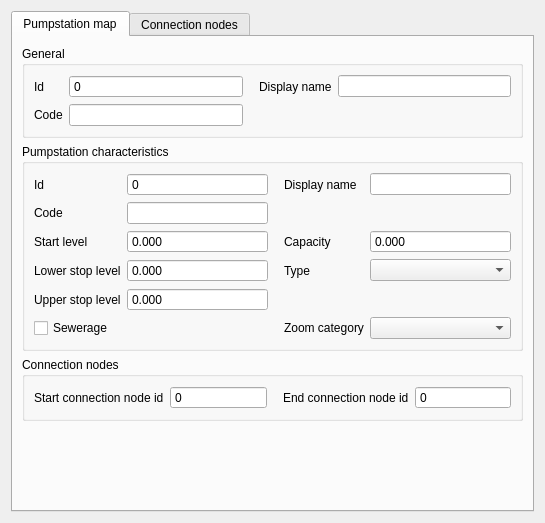
Qt form threedi_model_builder/forms/ui/pumpstation_map.ui (nens/threedi-schematisation-editor) before a commit.
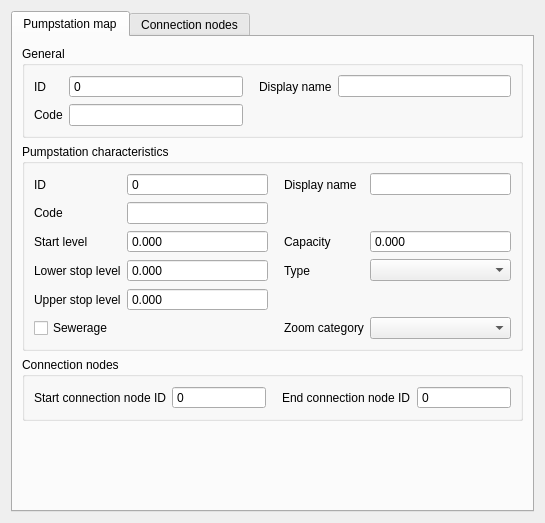
The same form after that commit. Custom widgets are drawn as their Qt base class.

```diff
--- a/threedi_model_builder/forms/ui/pumpstation_map.ui
+++ b/threedi_model_builder/forms/ui/pumpstation_map.ui
@@ -95,7 +95,7 @@
              <set>Qt::ImhNone</set>
             </property>
             <property name="text">
-             <string>Start connection node id</string>
+             <string>Start connection node ID</string>
             </property>
             <property name="alignment">
              <set>Qt::AlignLeading|Qt::AlignLeft|Qt::AlignVCenter</set>
@@ -142,7 +142,7 @@
              <set>Qt::ImhNone</set>
             </property>
             <property name="text">
-             <string>End connection node id</string>
+             <string>End connection node ID</string>
             </property>
             <property name="alignment">
              <set>Qt::AlignLeading|Qt::AlignLeft|Qt::AlignVCenter</set>
@@ -214,7 +214,7 @@
              <locale language="English" country="UnitedStates"/>
             </property>
             <property name="text">
-             <string>Id</string>
+             <string>ID</string>
             </property>
             <property name="alignment">
              <set>Qt::AlignLeading|Qt::AlignLeft|Qt::AlignVCenter</set>
@@ -501,7 +501,7 @@
              <locale language="English" country="UnitedStates"/>
             </property>
             <property name="text">
-             <string>Id</string>
+             <string>ID</string>
             </property>
             <property name="alignment">
              <set>Qt::AlignLeading|Qt::AlignLeft|Qt::AlignVCenter</set>
```
Left out of the diff: 4 changed lines with no effect on the pictures.
